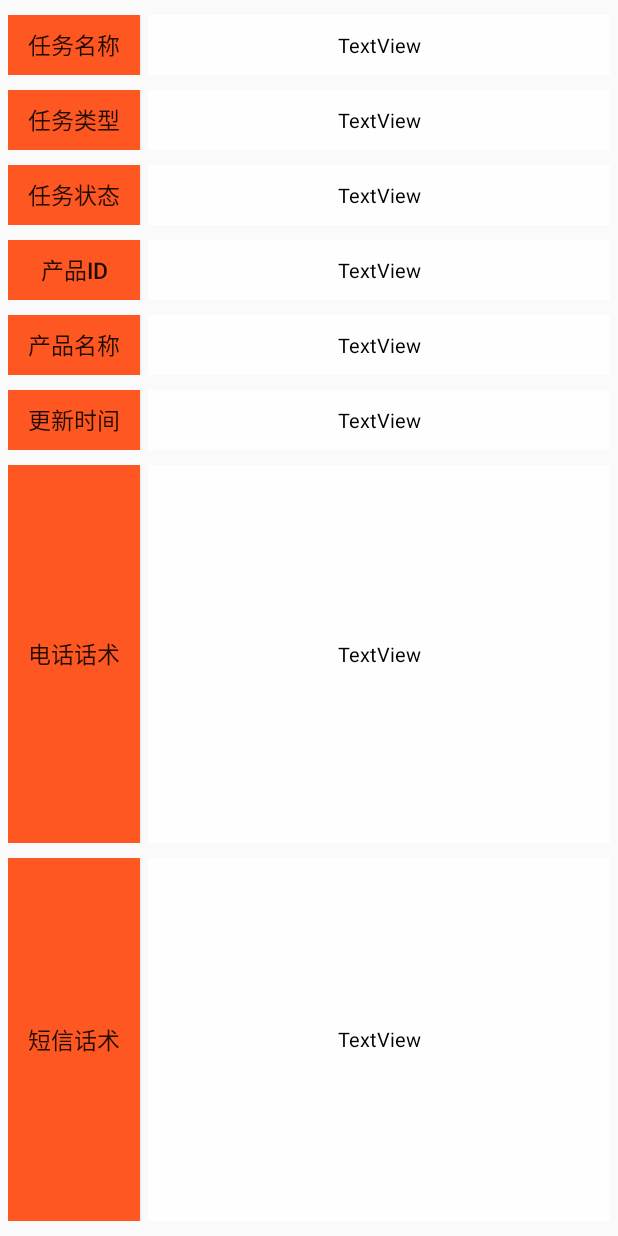
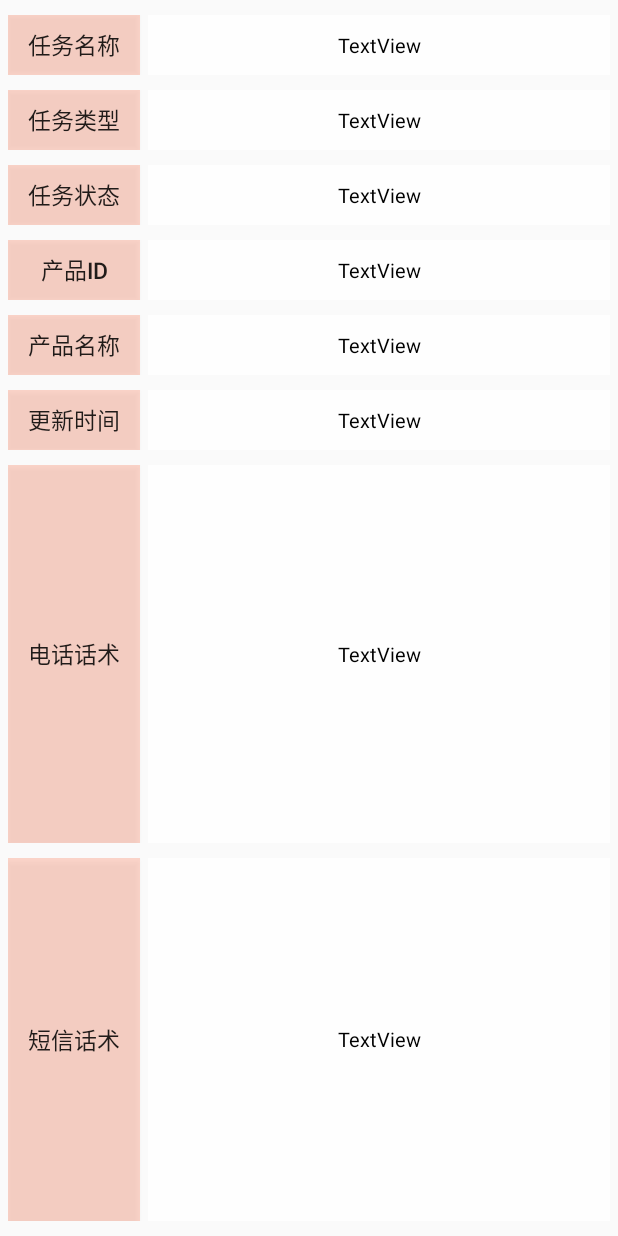
Before and after one commit to renw7/WoMarketing, an Android app: the TaskDetailsActivity screen opened directly, with no data from a screen before it, on a phone screen of 412 x 824 dp. Run offline under Robolectric (Android 15) with nearby library versions, the phone set to English and light mode, and no system bars; 1 statement that could not run was skipped.

Commit message:
修改配色

```diff
--- a/app/src/main/res/values/colors.xml
+++ b/app/src/main/res/values/colors.xml
@@ -3,7 +3,7 @@
     <color name="colorPrimary">#F8EFE5DC</color>
     <color name="colorPrimaryDark">#121313</color>
     <color name="colorAccent">#B00B47</color>
-    <color name="tab_checked">#FF5722</color>
+    <color name="tab_checked">#32FD3C03</color>
     <color name="tab_unchecked">#F8828685</color>
 
     <color name="white">#FFFFFF</color>
```
